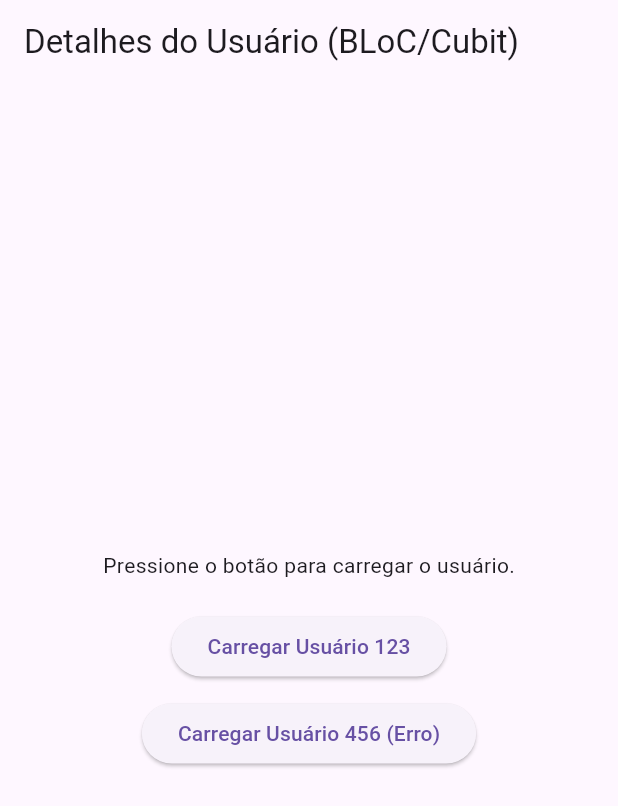
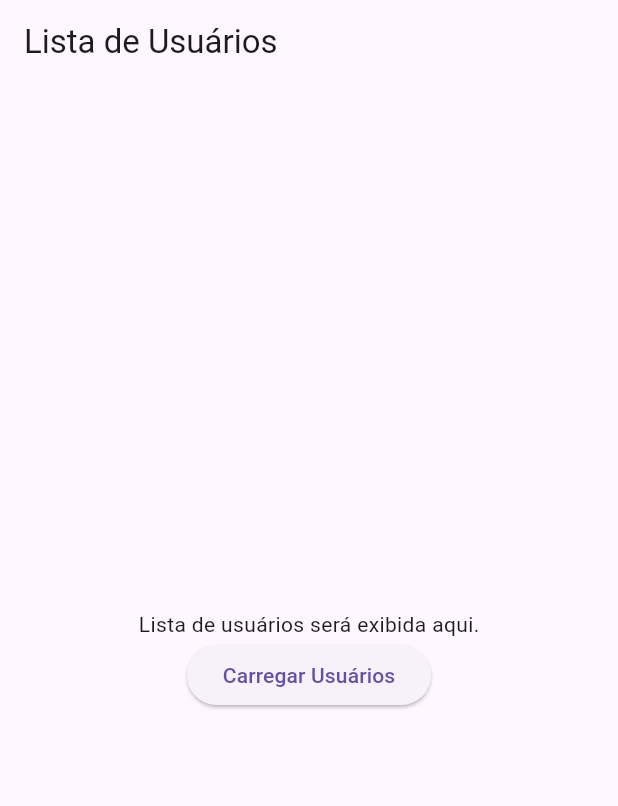
Before and after one commit to igorsantos314/flutter-clean-arch-test, a Flutter app: the screen it shows after launch, on a phone screen of 412 x 824 dp. Shown: the top 806 px of the screen. Run offline on Flutter 3.47's test engine with Material 3 defaults, Android fonts, the light colour scheme and no system bars; our stand-ins replace drift, equatable, flutter_bloc, freezed_annotation, get_it, go_router; accounts and stored records are empty; generated files the repository leaves out were written again.

Commit message:
feat: Add user management pages and implement routing with go_router

```diff
--- /dev/null
+++ b/lib/core/navigation/routes.dart
@@ -0,0 +1,16 @@
+import 'package:flutter_clean_arch_test/features/user/presentation/pages/manage_user_page.dart';
+import 'package:flutter_clean_arch_test/features/user/presentation/pages/user_list_page.dart';
+import 'package:go_router/go_router.dart';
+
+class AppRoutes {
+  static GoRouter get routes => GoRouter(
+    initialLocation: '/',
+    routes: [
+      GoRoute(path: '/', builder: (context, state) => const UserListPage()),
+      GoRoute(path: '/manage_user/:userId', builder: (context, state) {
+        final userId = state.pathParameters['userId'];
+        return ManageUserPage();
+      }),
+    ],
+  );
+}
--- /dev/null
+++ b/lib/features/user/presentation/pages/user_list_page.dart
@@ -0,0 +1,28 @@
+import 'package:flutter/material.dart';
+
+class UserListPage extends StatelessWidget {
+  const UserListPage({super.key});
+
+  @override
+  Widget build(BuildContext context) {
+    return Scaffold(
+      appBar: AppBar(
+        title: const Text('Lista de Usuários'),
+      ),
+      body: Center(
+        child: Column(
+          mainAxisAlignment: MainAxisAlignment.center,
+          children: [
+            const Text('Lista de usuários será exibida aqui.'),
+            ElevatedButton(
+              onPressed: () {
+                // Ação para carregar a lista de usuários
+              },
+              child: const Text('Carregar Usuários'),
+            ),
+          ],
+        ),
+      ),
+    );
+  }
+}
--- a/lib/main.dart
+++ b/lib/main.dart
@@ -1,9 +1,6 @@
 import 'package:flutter/material.dart';
-import 'package:flutter_bloc/flutter_bloc.dart';
 import 'package:flutter_clean_arch_test/core/di/app_locator.dart';
-import 'package:flutter_clean_arch_test/features/user/domain/repository/user_repository.dart';
-import 'package:flutter_clean_arch_test/features/user/presentation/cubit/user_cubit.dart';
-import 'package:flutter_clean_arch_test/features/user/presentation/pages/user_page.dart';
+import 'package:flutter_clean_arch_test/core/navigation/routes.dart';
 
 void main() async {
   // Setup dependecy Injection
@@ -17,12 +14,11 @@ class MainApp extends StatelessWidget {
 
   @override
   Widget build(BuildContext context) {
-    return MaterialApp(
-      home: BlocProvider(
-        // Fornece uma instância do UserCubit para a árvore de widgets abaixo.
-        // O UserCubit é inicializado com a implementação real do repositório.
-        create: (context) => UserCubit(getIt.get<UserRepository>()),
-        child: const UserPage(),
+    return MaterialApp.router(
+      routerConfig: AppRoutes.routes,
+      title: 'Flutter Clean Architecture Test',
+      theme: ThemeData(
+        primarySwatch: Colors.blue,
       ),
     );
   }
--- a/pubspec.yaml
+++ b/pubspec.yaml
@@ -20,6 +20,7 @@ dependencies:
   path: ^1.9.1
   sqlite3_flutter_libs: ^0.5.39
   freezed_annotation: ^3.1.0
+  go_router: ^16.1.0
 
 dev_dependencies:
   flutter_test:
```
Also changed, not shown: lib/features/user/presentation/pages/manage_user_page.dart (added, +28 -0 lines), pubspec.lock.
